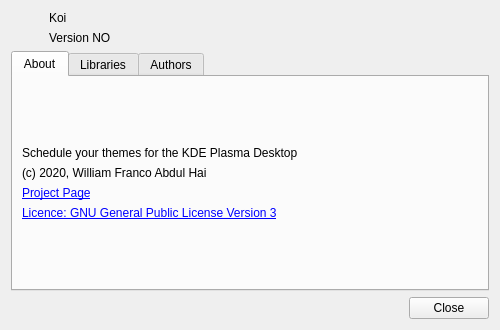
This is about.ui in baduhai/Koi as Qt 5 draws it before an edit. The edited form follows.
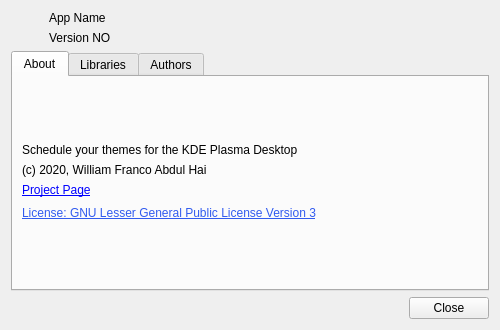
This is the edited form. The open tabs and pages were chosen to show the change. Icons and pictures are not drawn.

Commit message: Finished about window

```diff
--- a/about.ui
+++ b/about.ui
@@ -41,7 +41,7 @@
        <item>
         <widget class="QLabel" name="titleLabel">
          <property name="text">
-          <string>Koi</string>
+          <string>App Name</string>
          </property>
         </widget>
        </item>
@@ -110,78 +110,110 @@
        <string>About</string>
       </attribute>
       <layout class="QGridLayout" name="gridLayout_2">
-       <item row="1" column="0" colspan="2">
+       <item row="0" column="0">
+        <spacer name="verticalSpacer">
+         <property name="orientation">
+          <enum>Qt::Vertical</enum>
+         </property>
+         <property name="sizeHint" stdset="0">
+          <size>
+           <width>20</width>
+           <height>36</height>
+          </size>
+         </property>
+        </spacer>
+       </item>
+       <item row="1" column="0">
         <widget class="QLabel" name="descLabel">
          <property name="text">
           <string>Schedule your themes for the KDE Plasma Desktop</string>
          </property>
         </widget>
        </item>
-       <item row="4" column="0" colspan="2">
-        <widget class="QLabel" name="licenceLabel">
-         <property name="cursor">
-          <cursorShape>PointingHandCursor</cursorShape>
-         </property>
-         <property name="text">
-          <string>&lt;a href=&quot;https://www.gnu.org/licenses/lgpl-3.0.txt&quot;&gt;Licence: GNU General Public License Version 3&lt;/a</string>
-         </property>
-         <property name="textFormat">
-          <enum>Qt::RichText</enum>
-         </property>
-         <property name="openExternalLinks">
-          <bool>true</bool>
-         </property>
-        </widget>
-       </item>
-       <item row="0" column="0" colspan="2">
-        <spacer name="verticalSpacer">
-         <property name="orientation">
-          <enum>Qt::Vertical</enum>
-         </property>
-         <property name="sizeHint" stdset="0">
-          <size>
-           <width>20</width>
-           <height>36</height>
-          </size>
-         </property>
-        </spacer>
-       </item>
-       <item row="5" column="0" colspan="2">
-        <spacer name="verticalSpacer_2">
-         <property name="orientation">
-          <enum>Qt::Vertical</enum>
-         </property>
-         <property name="sizeHint" stdset="0">
-          <size>
-           <width>20</width>
-           <height>36</height>
-          </size>
-         </property>
-        </spacer>
-       </item>
-       <item row="3" column="0" colspan="2">
-        <widget class="QLabel" name="projectLabel">
-         <property name="cursor">
-          <cursorShape>PointingHandCursor</cursorShape>
-         </property>
-         <property name="text">
-          <string>&lt;a href=&quot;https://github.com/baduhai/KThemeScheduler&quot;&gt;Project Page&lt;/a&gt;</string>
-         </property>
-         <property name="textFormat">
-          <enum>Qt::RichText</enum>
-         </property>
-         <property name="openExternalLinks">
-          <bool>true</bool>
-         </property>
-        </widget>
-       </item>
-       <item row="2" column="0" colspan="2">
+       <item row="2" column="0">
         <widget class="QLabel" name="copyLabel">
          <property name="text">
           <string>(c) 2020, William Franco Abdul Hai</string>
          </property>
         </widget>
        </item>
+       <item row="3" column="0">
+        <widget class="QLabel" name="projectLabel">
+         <property name="cursor">
+          <cursorShape>PointingHandCursor</cursorShape>
+         </property>
+         <property name="text">
+          <string>&lt;a href=&quot;https://github.com/baduhai/Koi&quot;&gt;Project Page&lt;/a&gt;</string>
+         </property>
+         <property name="textFormat">
+          <enum>Qt::RichText</enum>
+         </property>
+         <property name="openExternalLinks">
+          <bool>true</bool>
+         </property>
+        </widget>
+       </item>
+       <item row="4" column="0">
+        <layout class="QHBoxLayout" name="horizontalLayout_3">
+         <item>
+          <widget class="QPushButton" name="licenseBtn">
+           <property name="sizePolicy">
+            <sizepolicy hsizetype="Minimum" vsizetype="Minimum">
+             <horstretch>0</horstretch>
+             <verstretch>0</verstretch>
+            </sizepolicy>
+           </property>
+           <property name="minimumSize">
+            <size>
+             <width>0</width>
+             <height>1</height>
+            </size>
+           </property>
+           <property name="cursor">
+            <cursorShape>PointingHandCursor</cursorShape>
+           </property>
+           <property name="styleSheet">
+            <string notr="true">border: none;
+color: #315bef;
+text-decoration: underline;
+text-align: left;</string>
+           </property>
+           <property name="text">
+            <string>License: GNU Lesser General Public License Version 3</string>
+           </property>
+           <property name="flat">
+            <bool>true</bool>
+           </property>
+          </widget>
+         </item>
+         <item>
+          <spacer name="horizontalSpacer_3">
+           <property name="orientation">
+            <enum>Qt::Horizontal</enum>
+           </property>
+           <property name="sizeHint" stdset="0">
+            <size>
+             <width>40</width>
+             <height>20</height>
+            </size>
+           </property>
+          </spacer>
+         </item>
+        </layout>
+       </item>
+       <item row="5" column="0">
+        <spacer name="verticalSpacer_2">
+         <property name="orientation">
+          <enum>Qt::Vertical</enum>
+         </property>
+         <property name="sizeHint" stdset="0">
+          <size>
+           <width>20</width>
+           <height>36</height>
+          </size>
+         </property>
+        </spacer>
+       </item>
       </layout>
      </widget>
      <widget class="QWidget" name="libraryTab">
```
Left out of the diff: 6 changed lines with no effect on the pictures. The commit also changes 2 other files.
